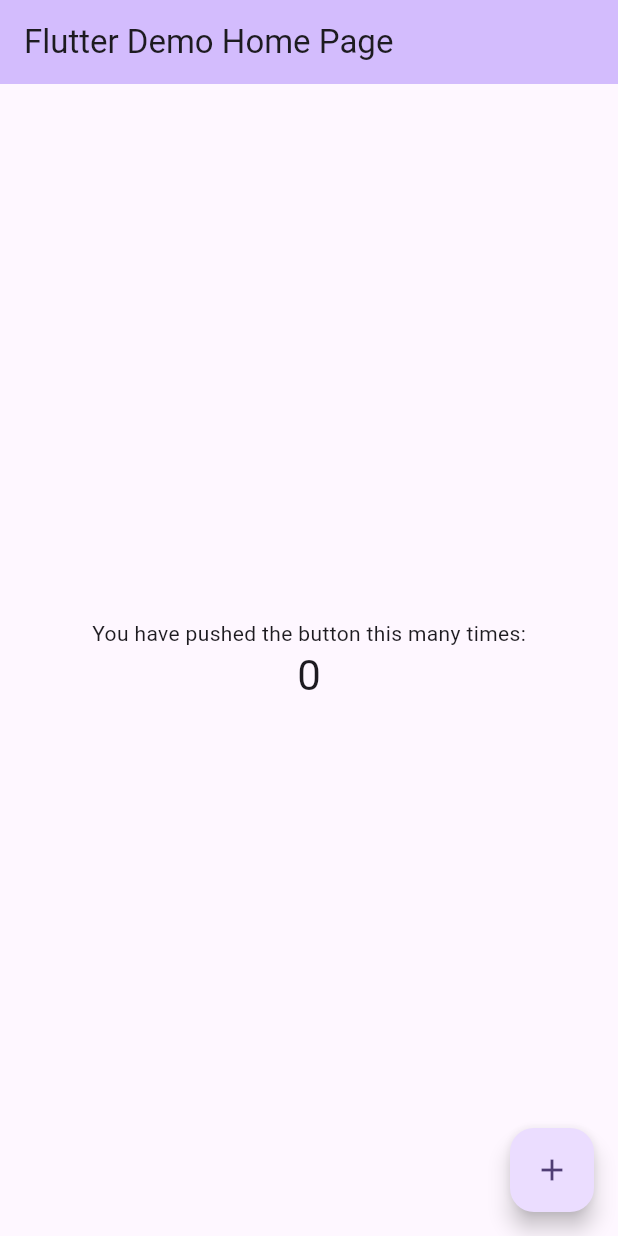
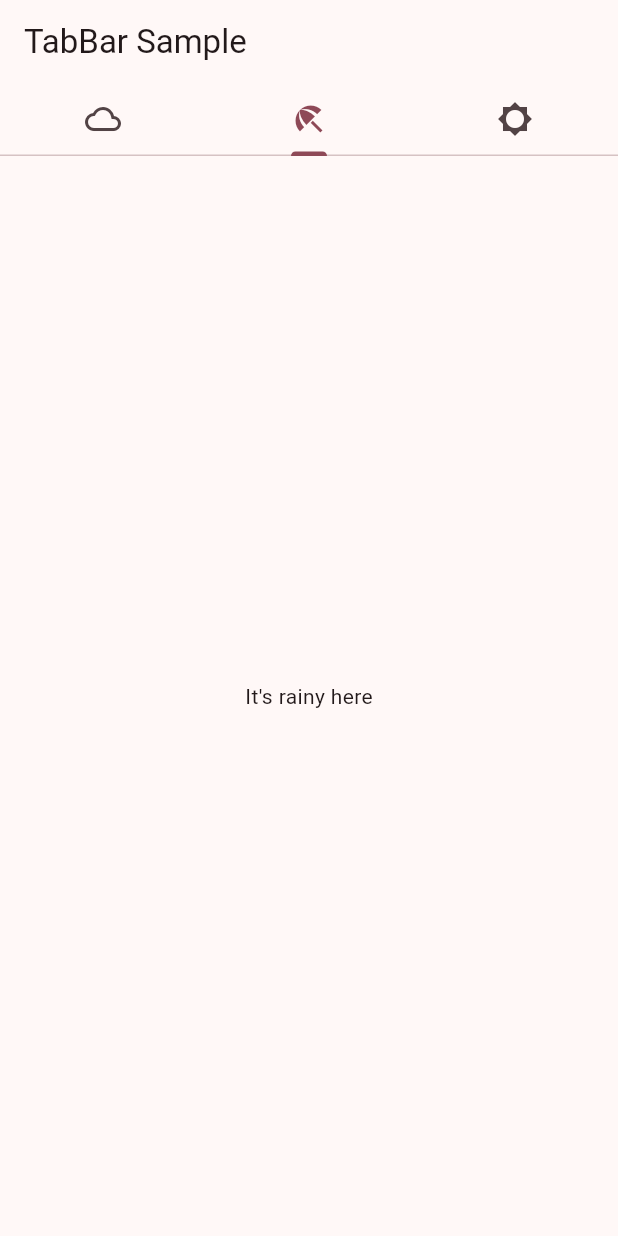
Before and after one commit to ecodingg/ecodingg.github.io, a Flutter app: the screen it shows after launch, on a phone screen of 412 x 824 dp. Run offline on Flutter 3.47's test engine with Material 3 defaults, Android fonts, the phone set to English and light mode, and no system bars.

Commit message:
Set up Tabs

```diff
--- a/personal_website/lib/main.dart
+++ b/personal_website/lib/main.dart
@@ -11,41 +11,17 @@
   @override
   Widget build(BuildContext context) {
     return MaterialApp(
-      title: 'Flutter Demo',
+      title: 'Personal Website',
       theme: ThemeData(
-        // This is the theme of your application.
-        //
-        // TRY THIS: Try running your application with "flutter run". You'll see
-        // the application has a purple toolbar. Then, without quitting the app,
-        // try changing the seedColor in the colorScheme below to Colors.green
-        // and then invoke "hot reload" (save your changes or press the "hot
-        // reload" button in a Flutter-supported IDE, or press "r" if you used
-        // the command line to start the app).
-        //
-        // Notice that the counter didn't reset back to zero; the application
-        // state is not lost during the reload. To reset the state, use hot
-        // restart instead.
-        //
-        // This works for code too, not just values: Most code changes can be
-        // tested with just a hot reload.
-        colorScheme: ColorScheme.fromSeed(seedColor: Colors.deepPurple),
+        colorScheme: ColorScheme.fromSeed(seedColor: Colors.pink),
       ),
-      home: const MyHomePage(title: 'Flutter Demo Home Page'),
+      home: const MyHomePage(title: 'Welcome to my Web Page!'),
     );
   }
 }
 
 class MyHomePage extends StatefulWidget {
   const MyHomePage({super.key, required this.title});
-
-  // This widget is the home page of your application. It is stateful, meaning
-  // that it has a State object (defined below) that contains fields that affect
-  // how it looks.
-
-  // This class is the configuration for the state. It holds the values (in this
-  // case the title) provided by the parent (in this case the App widget) and
-  // used by the build method of the State. Fields in a Widget subclass are
-  // always marked "final".
 
   final String title;
 
@@ -58,65 +34,34 @@
 
   void _incrementCounter() {
     setState(() {
-      // This call to setState tells the Flutter framework that something has
-      // changed in this State, which causes it to rerun the build method below
-      // so that the display can reflect the updated values. If we changed
-      // _counter without calling setState(), then the build method would not be
-      // called again, and so nothing would appear to happen.
       _counter++;
     });
   }
 
   @override
   Widget build(BuildContext context) {
-    // This method is rerun every time setState is called, for instance as done
-    // by the _incrementCounter method above.
-    //
-    // The Flutter framework has been optimized to make rerunning build methods
-    // fast, so that you can just rebuild anything that needs updating rather
-    // than having to individually change instances of widgets.
-    return Scaffold(
-      appBar: AppBar(
-        // TRY THIS: Try changing the color here to a specific color (to
-        // Colors.amber, perhaps?) and trigger a hot reload to see the AppBar
-        // change color while the other colors stay the same.
-        backgroundColor: Theme.of(context).colorScheme.inversePrimary,
-        // Here we take the value from the MyHomePage object that was created by
-        // the App.build method, and use it to set our appbar title.
-        title: Text(widget.title),
-      ),
-      body: Center(
-        // Center is a layout widget. It takes a single child and positions it
-        // in the middle of the parent.
-        child: Column(
-          // Column is also a layout widget. It takes a list of children and
-          // arranges them vertically. By default, it sizes itself to fit its
-          // children horizontally, and tries to be as tall as its parent.
-          //
-          // Column has various properties to control how it sizes itself and
-          // how it positions its children. Here we use mainAxisAlignment to
-          // center the children vertically; the main axis here is the vertical
-          // axis because Columns are vertical (the cross axis would be
-          // horizontal).
-          //
-          // TRY THIS: Invoke "debug painting" (choose the "Toggle Debug Paint"
-          // action in the IDE, or press "p" in the console), to see the
-          // wireframe for each widget.
-          mainAxisAlignment: MainAxisAlignment.center,
+    return DefaultTabController(
+      initialIndex: 1,
+      length: 3,
+      child: Scaffold(
+        appBar: AppBar(
+          title: const Text('TabBar Sample'),
+          bottom: const TabBar(
+            tabs: <Widget>[
+              Tab(icon: Icon(Icons.cloud_outlined)),
+              Tab(icon: Icon(Icons.beach_access_sharp)),
+              Tab(icon: Icon(Icons.brightness_5_sharp)),
+            ],
+          ),
+        ),
+        body: const TabBarView(
           children: <Widget>[
-            const Text('You have pushed the button this many times:'),
-            Text(
-              '$_counter',
-              style: Theme.of(context).textTheme.headlineMedium,
-            ),
+            Center(child: Text("It's cloudy here")),
+            Center(child: Text("It's rainy here")),
+            Center(child: Text("It's sunny here")),
           ],
         ),
       ),
-      floatingActionButton: FloatingActionButton(
-        onPressed: _incrementCounter,
-        tooltip: 'Increment',
-        child: const Icon(Icons.add),
-      ), // This trailing comma makes auto-formatting nicer for build methods.
     );
   }
 }
```
